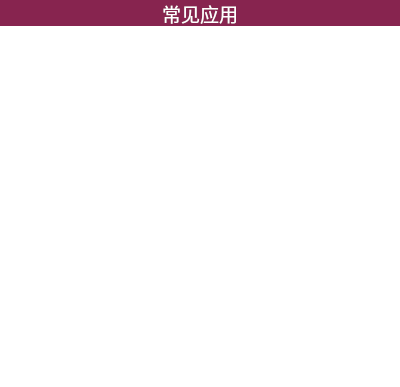
Above: widgets/AppWidget.ui from wps139hf/app before the change. Below: the same form after it.
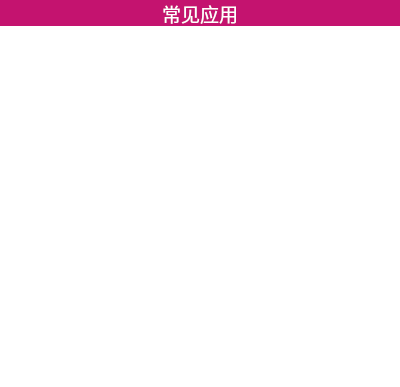
That is the form after the change. Custom widgets are drawn as their Qt base class.

What changed in the file:
```diff
--- a/widgets/AppWidget.ui
+++ b/widgets/AppWidget.ui
@@ -52,7 +52,7 @@
       </font>
      </property>
      <property name="styleSheet">
-      <string notr="true">background-color: rgb(135, 36, 79);
+      <string notr="true">background-color: rgb(196, 19, 111);
 color:white</string>
      </property>
      <property name="text">
```
